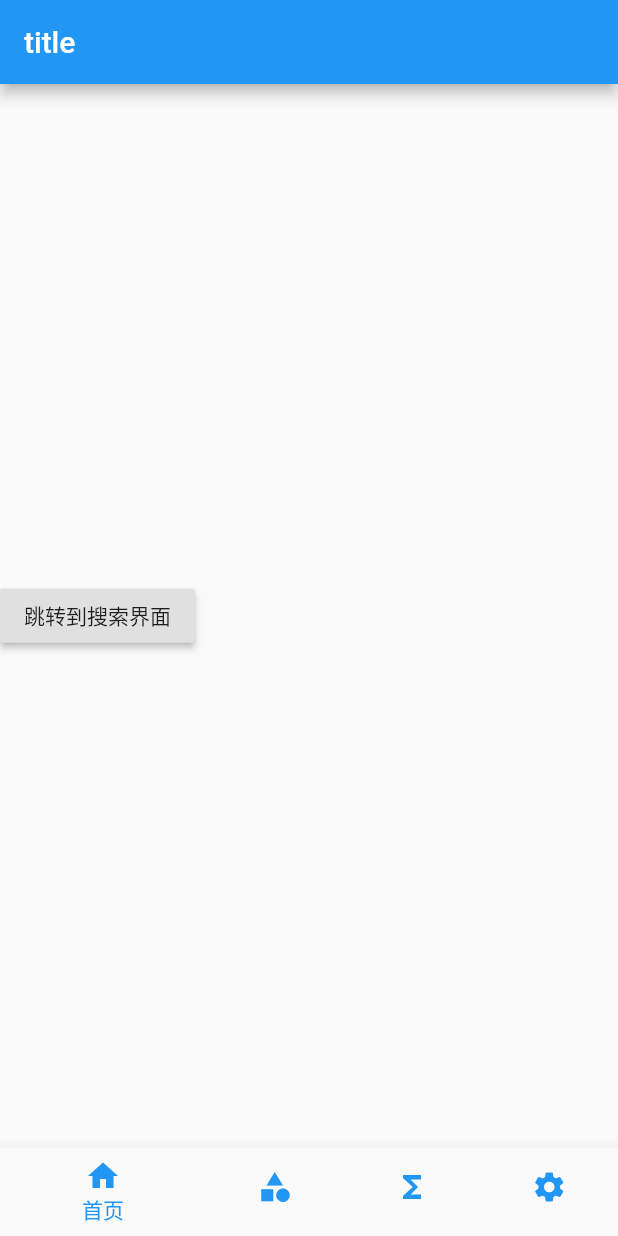
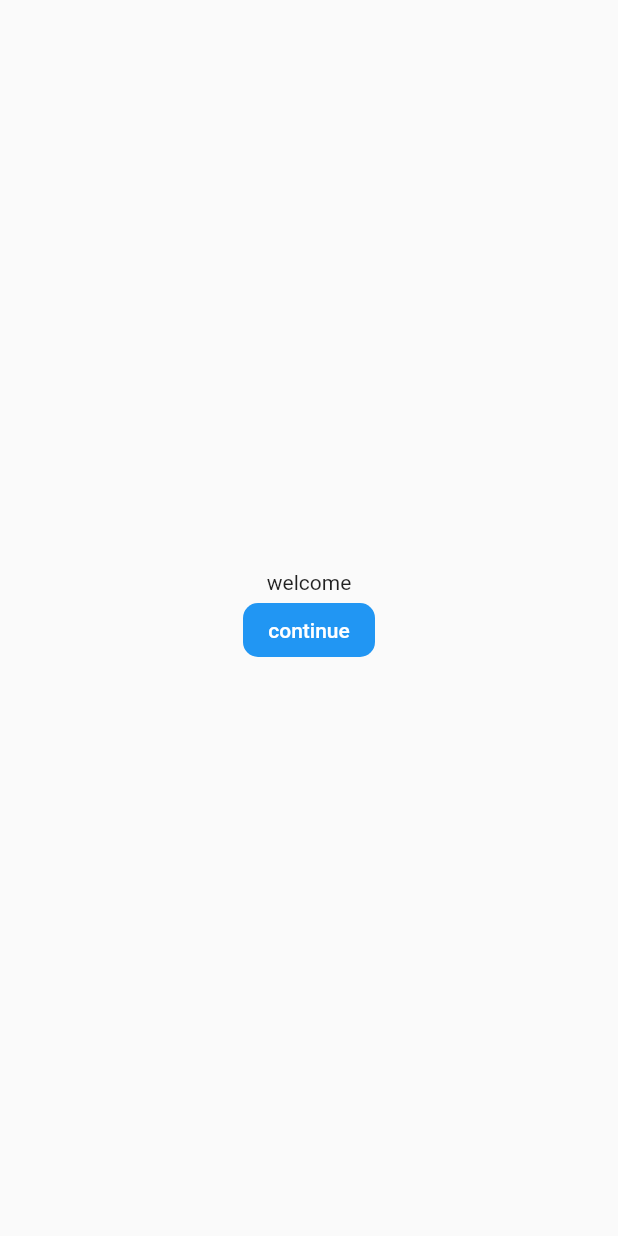
Before and after one commit to Hope-Studio/flutter-practice, a Flutter app: the screen it shows after launch, on a phone screen of 412 x 824 dp. Run offline on Flutter 3.47's test engine with Material 2 defaults, Android fonts, the light colour scheme and no system bars.

Commit message:
add 'splash' and 'sign_in'

```diff
--- a/lib/main.dart
+++ b/lib/main.dart
@@ -1,9 +1,20 @@
 import 'package:flutter/material.dart';
-import 'pages/tabs.dart';
+import 'splash/splash_screen.dart';
 
 void main() => runApp(MyApp());
 
 class MyApp extends StatelessWidget {
   @override
-  Widget build(BuildContext context) => const MaterialApp(home: Tabs());
+  Widget build(BuildContext context) => const MaterialApp(
+      debugShowCheckedModeBanner: false,
+      // theme: ThemeData(
+      //     scaffoldBackgroundColor: Colors.white,
+      //     appBarTheme: const AppBarTheme(
+      //         color: Colors.white,
+      //         textTheme: TextTheme(
+      //           bodyText1: TextStyle(color: Colors.black),
+      //           bodyText2: TextStyle(color: Colors.black),
+      //         ),
+      //         iconTheme: IconThemeData(color: Colors.black))),
+      home: SplashScreen());
 }
--- a/lib/pages/tabs.dart
+++ b/lib/pages/tabs.dart
@@ -7,6 +7,7 @@ import 'tabs/setting.dart';
 
 class Tabs extends StatefulWidget {
   const Tabs({Key key}) : super(key: key);
+  static String routeName = "/tabs";
 
   @override
   _TabsState createState() => _TabsState();
@@ -35,7 +36,7 @@ class _TabsState extends State<Tabs> {
               _currentIndex = index;
             });
           },
-          unselectedItemColor: Colors.blue,
+          unselectedItemColor: Colors.grey,
           fixedColor: Colors.blue,
           // ignore: prefer_const_literals_to_create_immutables
           items: [
--- a/lib/pages/tabs/category/page_four.dart
+++ b/lib/pages/tabs/category/page_four.dart
@@ -2,6 +2,7 @@ import 'package:flutter/material.dart';
 
 class PageFour extends StatelessWidget {
   const PageFour({Key key}) : super(key: key);
+  static String routeName = "/page_four";
 
   @override
   Widget build(BuildContext context) => Scaffold(
--- a/lib/pages/tabs/category/page_one.dart
+++ b/lib/pages/tabs/category/page_one.dart
@@ -2,6 +2,7 @@ import 'package:flutter/material.dart';
 
 class PageOne extends StatelessWidget {
   const PageOne({Key key}) : super(key: key);
+  static String routeName = "/page_one";
 
   @override
   Widget build(BuildContext context) => Scaffold(
--- a/lib/pages/tabs/category/page_three.dart
+++ b/lib/pages/tabs/category/page_three.dart
@@ -2,6 +2,7 @@ import 'package:flutter/material.dart';
 
 class PageThree extends StatelessWidget {
   const PageThree({Key key}) : super(key: key);
+  static String routeName = "/page_three";
 
   @override
   Widget build(BuildContext context) => Scaffold(
--- a/lib/pages/tabs/category/page_two.dart
+++ b/lib/pages/tabs/category/page_two.dart
@@ -2,6 +2,7 @@ import 'package:flutter/material.dart';
 
 class PageTwo extends StatelessWidget {
   const PageTwo({Key key}) : super(key: key);
+  static String routeName = "/page_two";
 
   @override
   Widget build(BuildContext context) => Scaffold(
--- /dev/null
+++ b/lib/pages/tabs/settings/body.dart
@@ -0,0 +1,13 @@
+import 'package:flutter/material.dart';
+
+class Body extends StatefulWidget {
+  const Body({Key key}) : super(key: key);
+
+  @override
+  _BodyState createState() => _BodyState();
+}
+
+class _BodyState extends State<Body> {
+  @override
+  Widget build(BuildContext context) => Container();
+}
--- /dev/null
+++ b/lib/splash/components/body.dart
@@ -0,0 +1,38 @@
+import 'package:flutter/material.dart';
+import 'package:atest/pages/tabs.dart';
+
+class Body extends StatefulWidget {
+  const Body({Key key}) : super(key: key);
+
+  @override
+  _BodyState createState() => _BodyState();
+}
+
+class _BodyState extends State<Body> {
+  @override
+  // ignore: avoid_unnecessary_containers
+  Widget build(BuildContext context) => SafeArea(
+          child: SizedBox(
+              child: Center(
+                  child: Column(
+        mainAxisAlignment: MainAxisAlignment.center,
+        // ignore: prefer_const_literals_to_create_immutables
+        children: [
+          const Text("welcome"),
+          FlatButton(
+            color: Colors.blue,
+            // ignore: unnecessary_parenthesis
+            shape: (const RoundedRectangleBorder(
+                borderRadius: BorderRadius.all(Radius.circular(10)))),
+            onPressed: () {
+              Navigator.push<Object>(context,
+                  MaterialPageRoute(builder: (context) => const Tabs()));
+            },
+            child: const Text(
+              "continue",
+              style: TextStyle(color: Colors.white),
+            ),
+          )
+        ],
+      ))));
+}
--- /dev/null
+++ b/lib/splash/splash_screen.dart
@@ -0,0 +1,14 @@
+import 'package:flutter/material.dart';
+import 'components/body.dart';
+
+class SplashScreen extends StatefulWidget {
+  const SplashScreen({Key key}) : super(key: key);
+
+  @override
+  _SplashScreenState createState() => _SplashScreenState();
+}
+
+class _SplashScreenState extends State<SplashScreen> {
+  @override
+  Widget build(BuildContext context) => const Scaffold(body: Body());
+}
```
Also changed, not shown: lib/pages/tabs/category.dart (+12 -9 lines), lib/pages/tabs/setting.dart (+31 -1 lines), lib/pages/tabs/settings/sign_in.dart (added, +17 -0 lines), lib/routes.dart (added, +15 -0 lines), lib/constants.dart (added).
